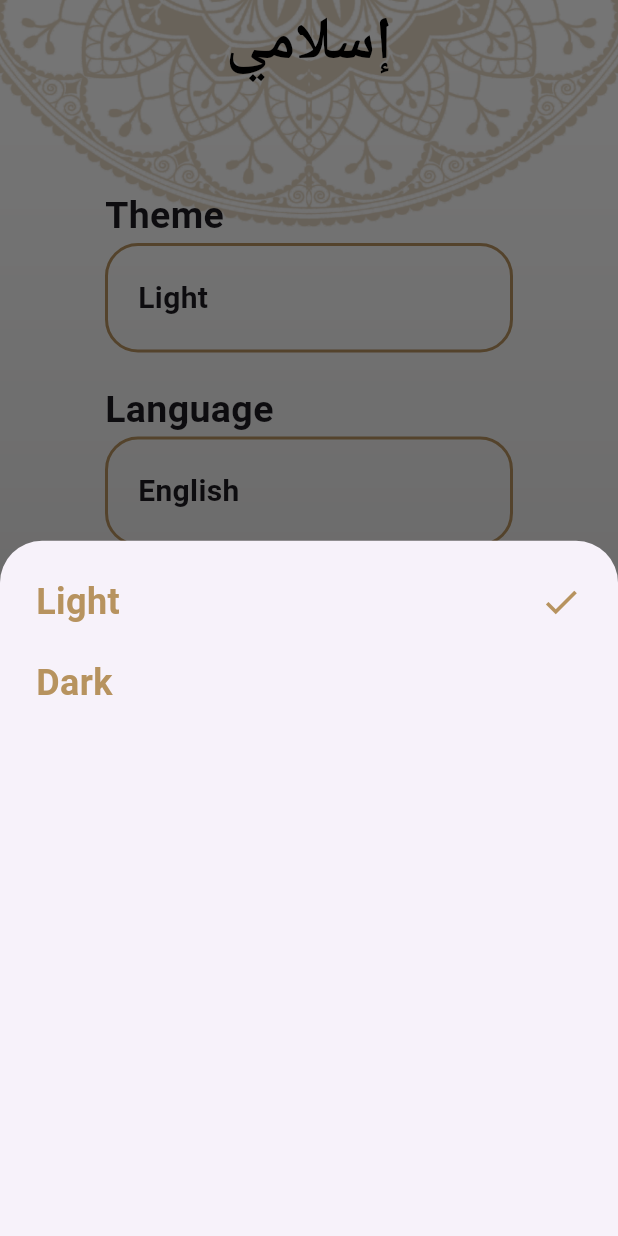
After one commit to AhmedAmro565/islami_app, a Flutter app: the screen it shows after launch, item 5 of the bottom bar chosen, after a tap on "Light", on a phone screen of 412 x 824 dp. The commit adds this screen. Run offline on Flutter 3.47's test engine with Material 3 defaults, Android fonts, the phone set to English and light mode, and no system bars.

Commit message:
+ settings tab

```diff
--- a/islami_app/lib/screens/home_screen.dart
+++ b/islami_app/lib/screens/home_screen.dart
@@ -4,6 +4,8 @@ import 'package:islami_app/tabs/quran_tab/quran.dart';
 import 'package:islami_app/tabs/radio_tab/radio.dart';
 import 'package:islami_app/tabs/sebha_tab/sebha.dart';
 import 'package:islami_app/widgets.dart';
+
+import '../tabs/settings_tab/settings_tab.dart';
 
 class HomeScreen extends StatefulWidget {
   static String routeName = 'home-screen';
@@ -20,6 +22,7 @@ class _HomeScreenState extends State<HomeScreen> {
     SebhaTab(),
     HadethTab(),
     QuranTab(),
+    SettingsTab(),
   ];
 
   @override
@@ -58,6 +61,11 @@ class _HomeScreenState extends State<HomeScreen> {
               icon: ImageIcon(AssetImage(Images.radio)),
               label: 'Radio',
             ),
+            BottomNavigationBarItem(
+              backgroundColor: Color(0xFFB7935F),
+              icon: Icon(Icons.settings),
+              label: 'Settings',
+            ),
           ],
         ),
       ),
--- /dev/null
+++ b/islami_app/lib/tabs/settings_tab/Langauge_bottom_sheet.dart
@@ -0,0 +1,21 @@
+import 'package:flutter/material.dart';
+import 'package:islami_app/widgets.dart';
+
+class LangaugeBottomSheet extends StatelessWidget {
+  @override
+  Widget build(BuildContext context) {
+    return Container(
+      padding: EdgeInsets.all(24),
+      child: Column(
+        crossAxisAlignment: CrossAxisAlignment.start,
+        children: [
+          getSelectedItem('English'),
+          SizedBox(
+            height: 20,
+          ),
+          getUnSelectedItem('Arabic'),
+        ],
+      ),
+    );
+  }
+}
--- /dev/null
+++ b/islami_app/lib/tabs/settings_tab/Theme_bottom_sheet.dart
@@ -0,0 +1,21 @@
+import 'package:flutter/material.dart';
+import 'package:islami_app/widgets.dart';
+
+class ThemeBottomSheet extends StatelessWidget {
+  @override
+  Widget build(BuildContext context) {
+    return Container(
+      padding: EdgeInsets.all(24),
+      child: Column(
+        crossAxisAlignment: CrossAxisAlignment.start,
+        children: [
+          getSelectedItem('Light'),
+          SizedBox(
+            height: 20,
+          ),
+          getUnSelectedItem('Dark'),
+        ],
+      ),
+    );
+  }
+}
--- /dev/null
+++ b/islami_app/lib/tabs/settings_tab/settings_tab.dart
@@ -0,0 +1,83 @@
+import 'package:flutter/material.dart';
+import 'package:islami_app/tabs/settings_tab/Langauge_bottom_sheet.dart';
+import 'package:islami_app/tabs/settings_tab/Theme_bottom_sheet.dart';
+
+class SettingsTab extends StatefulWidget {
+  const SettingsTab({super.key});
+
+  @override
+  State<SettingsTab> createState() => _SettingsTabState();
+}
+
+class _SettingsTabState extends State<SettingsTab> {
+  @override
+  Widget build(BuildContext context) {
+    return Container(
+      padding: EdgeInsets.all(70),
+      child: Column(
+        crossAxisAlignment: CrossAxisAlignment.stretch,
+        children: [
+          Text(
+            "Theme",
+            style: TextStyle(fontSize: 25, fontWeight: FontWeight.bold),
+          ),
+          InkWell(
+            onTap: () {
+              showThemeBottomSheet();
+            },
+            child: Container(
+              padding: EdgeInsets.all(20),
+              decoration: BoxDecoration(
+                border: Border.all(color: Color(0XFFB7935F), width: 2),
+                borderRadius: BorderRadius.circular(
+                  22,
+                ),
+              ),
+              child: Text(
+                "Light",
+                style: TextStyle(fontSize: 20, fontWeight: FontWeight.bold),
+              ),
+            ),
+          ),
+          SizedBox(
+            height: 20,
+          ),
+          Text(
+            "Language",
+            style: TextStyle(fontSize: 25, fontWeight: FontWeight.bold),
+          ),
+          InkWell(
+            onTap: () {
+              showLanguageBottomSheet();
+            },
+            child: Container(
+              padding: EdgeInsets.all(20),
+              decoration: BoxDecoration(
+                border: Border.all(color: Color(0XFFB7935F), width: 2),
+                borderRadius: BorderRadius.circular(
+                  22,
+                ),
+              ),
+              child: Text(
+                "English",
+                style: TextStyle(fontSize: 20, fontWeight: FontWeight.bold),
+              ),
+            ),
+          ),
+        ],
+      ),
+    );
+  }
+
+  void showThemeBottomSheet() {
+    showModalBottomSheet(
+        context: context,
+        builder: (context) => ThemeBottomSheet());
+  }
+
+  void showLanguageBottomSheet() {
+    showModalBottomSheet(
+        context: context,
+        builder: (context) => LangaugeBottomSheet());
+  }
+}
--- a/islami_app/lib/widgets.dart
+++ b/islami_app/lib/widgets.dart
@@ -4,6 +4,37 @@ PreferredSizeWidget AppBar_1() {
   return AppBar(
     title: Text(Strings.MainTitle),
   );
+}
+
+Widget getSelectedItem(String text) {
+  return Row(
+    children: [
+      Text(
+        text,
+        style: TextStyle(
+            fontSize: 24,
+            fontWeight: FontWeight.bold,
+            color: Color(0XFFB7935F)),
+      ),
+      Spacer(),
+      Icon(
+        Icons.check,
+        color: Color(0XFFB7935F),
+        size: 28,
+        weight: 28,
+      ),
+    ],
+  );
+}
+
+Widget getUnSelectedItem(String text) {
+  return Text(
+    text,
+    style: TextStyle(
+        fontSize: 24, fontWeight: FontWeight.bold, color: Color(0XFFB7935F)),
+  );
+
+  ;
 }
 
 class Images {
@@ -17,7 +48,6 @@ class Images {
   static String quranHeader = 'assets/images/quran_header_icon.png';
   static String sebhaHeader = 'assets/images/sebha_header.png';
   static String hadethHeader = 'assets/images/hadith_header.png';
-
 }
 
 class Strings {
```
